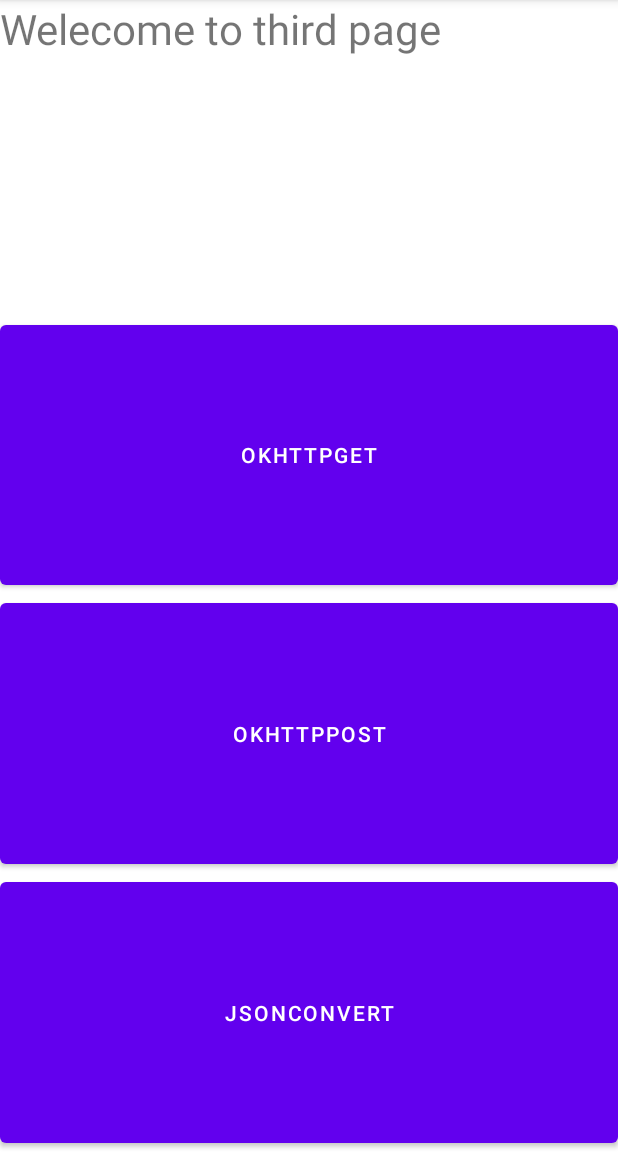
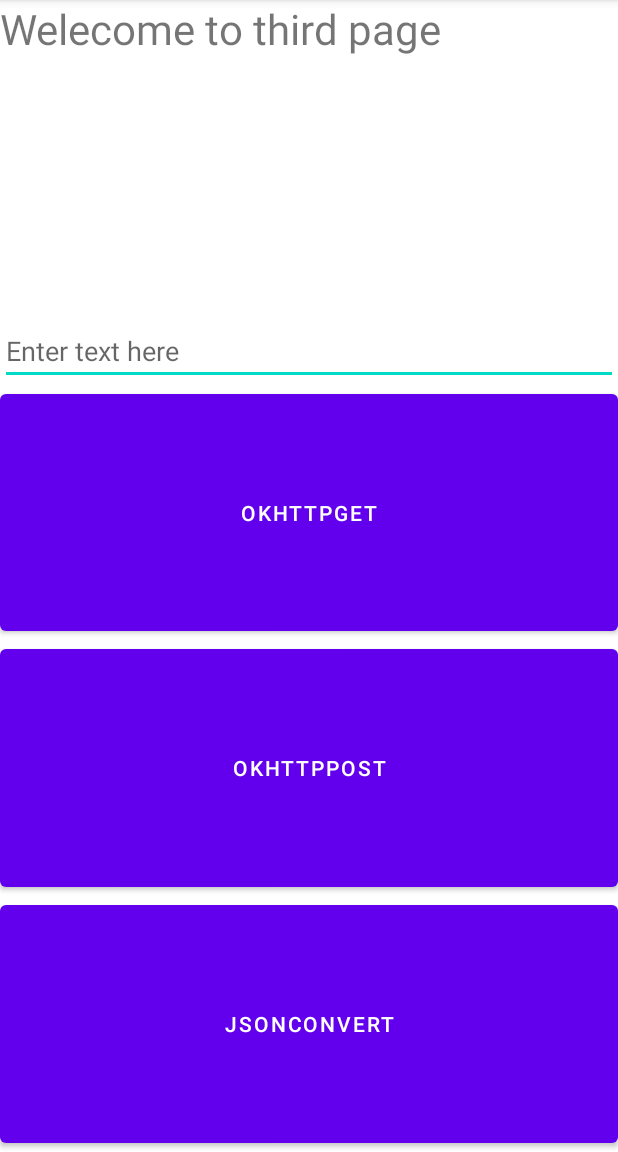
Before and after one commit to HAYU9013/IndoorPosition-Kotlin, an Android app: the ThirdPageActivity screen opened directly, with no data from a screen before it, after a tap on "OKHTTPGET", on a phone screen of 412 x 824 dp, the part 84-1236 px from its top. Run offline under Robolectric (Android 15) with nearby library versions, the phone set to English and light mode, and no system bars.

Commit message:
feat: read edit text input

```diff
--- a/app/src/main/java/com/example/gscindoorposition/ThirdPageActivity.kt
+++ b/app/src/main/java/com/example/gscindoorposition/ThirdPageActivity.kt
@@ -2,6 +2,8 @@ package com.example.gscindoorposition
 
 import android.os.Bundle
 import android.view.View
+import android.widget.EditText
+import android.widget.TextView
 import androidx.appcompat.app.AppCompatActivity
 import com.google.gson.Gson
 import kotlinx.coroutines.Dispatchers
@@ -44,18 +46,28 @@ class ThirdPageActivity : AppCompatActivity() {
 
     fun OkHttpGetFun(view: View){
         println("ok http get")
+
+        // get input
+        val editText = findViewById<EditText>(R.id.editText)
+        val userInput = editText.text.toString().trim()
+
+
         GlobalScope.launch(Dispatchers.IO) {
             val request = Request.Builder()
-                .url("https://jsonplaceholder.typicode.com/posts")
+                .url("https://jsonplaceholder.typicode.com/posts/" + userInput)
                 .build()
             try{
                 val response = client.newCall(request).execute()
-                println(response.body?.string())
+                println(response.body?.string().toString())
+
+
             } catch (e: Exception){
                 e.printStackTrace()
             }
 
+
         }
+
 
     }
     data class Person(val name: String, val age: Int, val userId: Int)
--- a/app/src/main/res/layout/third_page.xml
+++ b/app/src/main/res/layout/third_page.xml
@@ -11,6 +11,14 @@
         android:layout_weight="1"
         android:text="Welecome to third page"
         android:textSize="28dp" />
+
+    <EditText
+        android:id="@+id/editText"
+        android:layout_width="match_parent"
+        android:layout_height="wrap_content"
+        android:layout_marginTop="16dp"
+        android:hint="Enter text here"
+        android:inputType="text" />
 
     <Button
         android:id="@+id/OkHttpGet"
```
